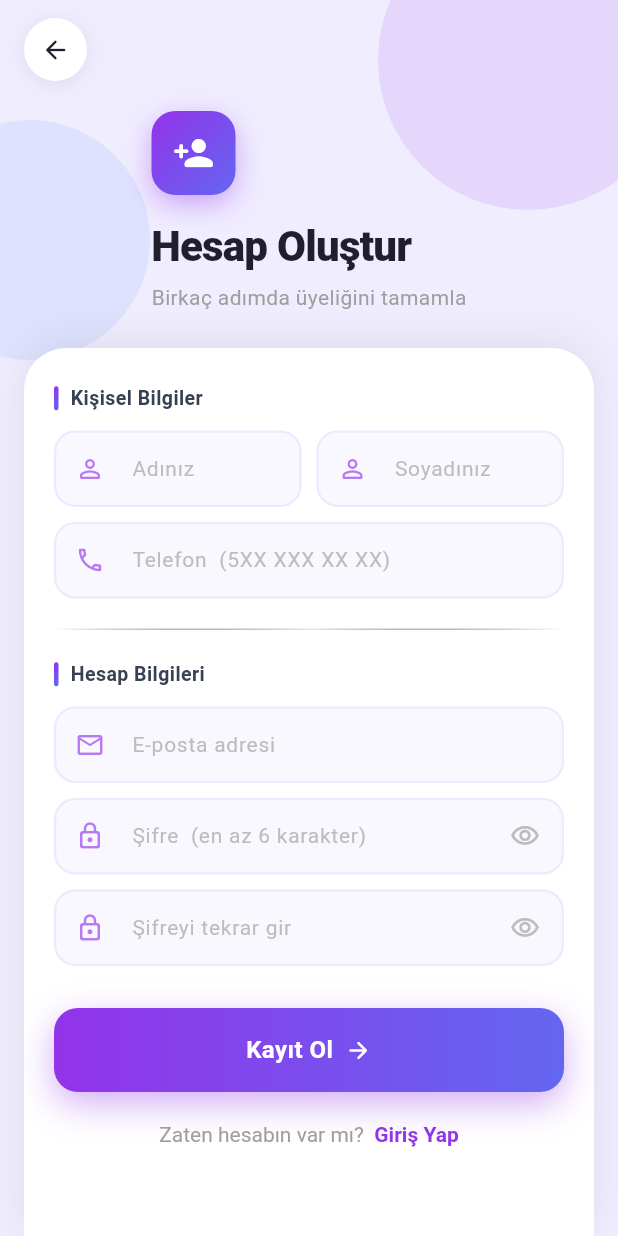
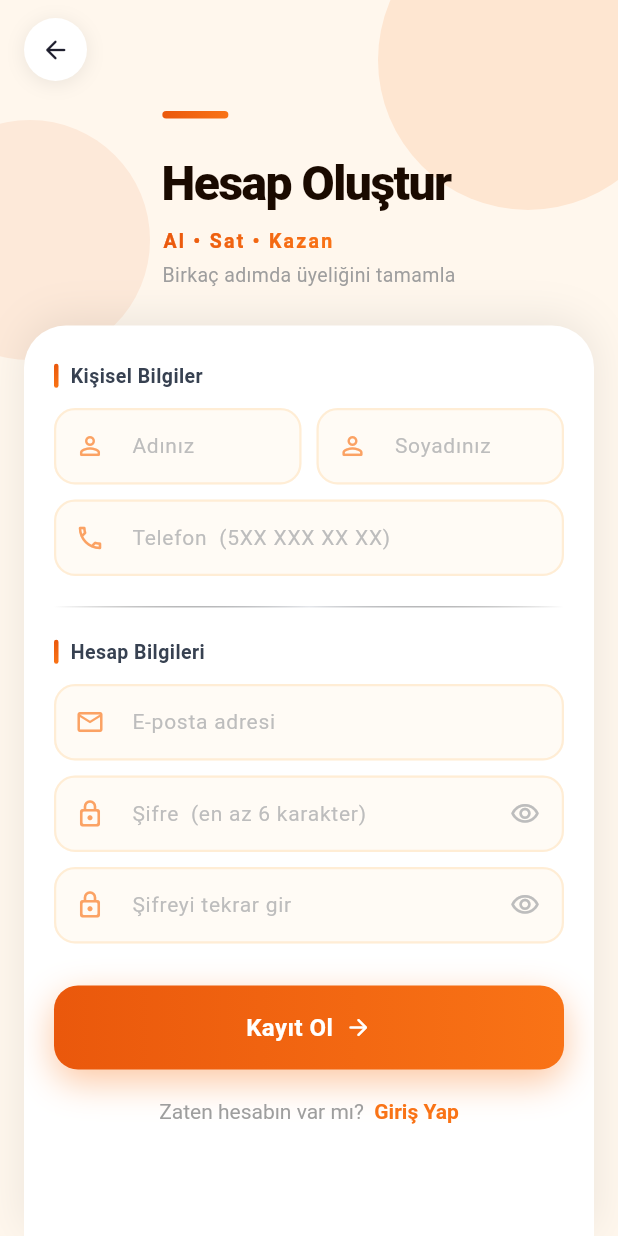
Before and after one commit to UsWalkry/Varmi-com, a Flutter app: the RegisterScreen screen opened directly, on a phone screen of 412 x 824 dp. Run offline on Flutter 3.47's test engine with Material 3 defaults, Android fonts, the phone set to English and light mode, and no system bars; our stand-ins replace app_links, dio, firebase_core, firebase_messaging, flutter_local_notifications, flutter_secure_storage and 2 more; accounts and stored records are empty; network calls fail.

Commit message:
feat: deep link email entegrasyonu + auth ekran yenileme
- AppRedirect.tsx: Android Chrome icin intent:// URL formati (window.location.href varmi:// engelleniyor)
- emailService.ts: appRedirectUrl() helper, tum email linklerini /redirect?to= uzerinden yonlendir
- App.tsx: /redirect route eklendi
- AndroidManifest.xml: varmi:// scheme intent-filter
- pubspec.yaml: app_links bagimlilik eklendi
- main.dart: deep link handler - navigatorKey.currentState?.push() (_dependents.isEmpty fix)
- login_screen.dart: turuncu tema + emailController.dispose() crash fix
- register_screen.dart: turuncu tema, ikon kaldirma

```diff
--- a/varmi_flutter/lib/config/theme.dart
+++ b/varmi_flutter/lib/config/theme.dart
@@ -2,9 +2,9 @@ import 'package:flutter/material.dart';
 
 class AppColors {
   // Primary Colors
-  static const Color primary = Color(0xFF3B82F6); // Blue-600
-  static const Color primaryDark = Color(0xFF2563EB); // Blue-700
-  static const Color primaryLight = Color(0xFF60A5FA); // Blue-400
+  static const Color primary = Color(0xFFF97316); // Orange-500
+  static const Color primaryDark = Color(0xFFEA580C); // Orange-600
+  static const Color primaryLight = Color(0xFFFB923C); // Orange-400
 
   // Secondary Colors
   static const Color secondary = Color(0xFF9333EA); // Purple-600
@@ -18,7 +18,7 @@ class AppColors {
   static const Color success = Color(0xFF10B981); // Green-600
   static const Color warning = Color(0xFFF59E0B); // Amber-600
   static const Color error = Color(0xFFEF4444); // Red-600
-  static const Color info = Color(0xFF3B82F6); // Blue-600
+  static const Color info = Color(0xFFF97316); // Orange-500
 
   // Text Colors
   static const Color textPrimary = Color(0xFF111827); // Gray-900
@@ -36,13 +36,13 @@ class AppColors {
 
   // Gradient Colors
   static const LinearGradient primaryGradient = LinearGradient(
-    colors: [Color(0xFF9333EA), Color(0xFF3B82F6), Color(0xFF14B8A6)],
+    colors: [Color(0xFFEA580C), Color(0xFFF97316), Color(0xFFFB923C)],
     begin: Alignment.topLeft,
     end: Alignment.bottomRight,
   );
 
   static const LinearGradient secondaryGradient = LinearGradient(
-    colors: [Color(0xFF7C3AED), Color(0xFF2563EB)],
+    colors: [Color(0xFFEA580C), Color(0xFFF97316)],
     begin: Alignment.topLeft,
     end: Alignment.bottomRight,
   );
--- a/varmi_flutter/lib/main.dart
+++ b/varmi_flutter/lib/main.dart
@@ -3,14 +3,20 @@ import 'package:flutter/services.dart';
 import 'package:provider/provider.dart';
 import 'package:intl/date_symbol_data_local.dart';
 import 'package:firebase_core/firebase_core.dart';
+import 'package:app_links/app_links.dart';
+import 'dart:async';
 import 'config/theme.dart';
 import 'providers/auth_provider.dart';
 import 'providers/notification_provider.dart';
 import 'providers/cart_provider.dart';
 import 'providers/theme_provider.dart';
 import 'screens/splash_screen.dart';
+import 'screens/listings/listing_detail_screen.dart';
 import 'services/local_notification_service.dart';
 import 'services/fcm_service.dart';
+
+/// Uygulama genelinde Navigator erişimi için global key (deep link navigasyonu)
+final GlobalKey<NavigatorState> navigatorKey = GlobalKey<NavigatorState>();
 
 void main() async {
   WidgetsFlutterBinding.ensureInitialized();
@@ -36,8 +42,67 @@ void main() async {
   runApp(const VarmiApp());
 }
 
-class VarmiApp extends StatelessWidget {
+class VarmiApp extends StatefulWidget {
   const VarmiApp({super.key});
+
+  @override
+  State<VarmiApp> createState() => _VarmiAppState();
+}
+
+class _VarmiAppState extends State<VarmiApp> {
+  late final AppLinks _appLinks;
+  StreamSubscription<Uri>? _linkSubscription;
+
+  @override
+  void initState() {
+    super.initState();
+    _initDeepLinks();
+  }
+
+  Future<void> _initDeepLinks() async {
+    _appLinks = AppLinks();
+
+    // Uygulama kapalıyken gelen link (cold start)
+    try {
+      final initialLink = await _appLinks.getInitialLink();
+      if (initialLink != null) {
+        // Uygulama tamamen yüklenene kadar bekle
+        Future.delayed(const Duration(milliseconds: 1200), () {
+          _handleDeepLink(initialLink);
+        });
+      }
+    } catch (_) {}
+
+    // Uygulama açıkken gelen link
+    _linkSubscription = _appLinks.uriLinkStream.listen(
+      _handleDeepLink,
+      onError: (_) {},
+    );
+  }
+
+  void _handleDeepLink(Uri uri) {
+    if (uri.scheme != 'varmi') return;
+
+    final host = uri.host;           // 'listing', 'order', 'dashboard'
+    final id = uri.pathSegments.isNotEmpty ? uri.pathSegments.first : null;
+
+    if (host == 'listing' && id != null) {
+      // navigatorKey.currentState kullan - context üzerinden değil,
+      // bu sayede _dependents.isEmpty assertion hatası önlenir
+      navigatorKey.currentState?.push(
+        MaterialPageRoute(
+          builder: (_) => ListingDetailScreen(listingId: id),
+        ),
+      );
+    }
+    // Sipariş ve dashboard deep link'leri ileride eklenebilir
+  }
+
+  @override
+  void dispose() {
+    _linkSubscription?.cancel();
+    super.dispose();
+  }
 
   @override
   Widget build(BuildContext context) {
@@ -56,6 +121,7 @@ class VarmiApp extends StatelessWidget {
             theme: AppTheme.lightTheme,
             darkTheme: AppTheme.darkTheme,
             themeMode: themeProvider.themeMode,
+            navigatorKey: navigatorKey,
             home: const SplashScreen(),
             builder: (context, child) {
               return MediaQuery(
--- a/varmi_flutter/lib/screens/auth/register_screen.dart
+++ b/varmi_flutter/lib/screens/auth/register_screen.dart
@@ -53,7 +53,7 @@ class _RegisterScreenState extends State<RegisterScreen> {
       ScaffoldMessenger.of(context).showSnackBar(
         const SnackBar(
           content: Text('Hesabınız oluşturuldu! Hoş geldiniz 🎉'),
-          backgroundColor: Color(0xFF9333EA),
+          backgroundColor: Color(0xFFF97316),
         ),
       );
       Navigator.of(context).pushAndRemoveUntil(
@@ -76,10 +76,10 @@ class _RegisterScreenState extends State<RegisterScreen> {
     final size = MediaQuery.of(context).size;
 
     return Scaffold(
-      backgroundColor: isDark ? const Color(0xFF0A0A14) : const Color(0xFFF0EDFF),
+      backgroundColor: isDark ? const Color(0xFF0D0A06) : const Color(0xFFFFF7ED),
       body: Stack(
         children: [
-          // Decorative blobs
+          // Decorative blobs - orange theme
           Positioned(
             top: -60,
             right: -40,
@@ -88,7 +88,7 @@ class _RegisterScreenState extends State<RegisterScreen> {
               height: 200,
               decoration: BoxDecoration(
                 shape: BoxShape.circle,
-                color: const Color(0xFF9333EA).withOpacity(0.12),
+                color: const Color(0xFFF97316).withOpacity(0.13),
               ),
             ),
           ),
@@ -100,7 +100,7 @@ class _RegisterScreenState extends State<RegisterScreen> {
               height: 160,
               decoration: BoxDecoration(
                 shape: BoxShape.circle,
-                color: const Color(0xFF3B82F6).withOpacity(0.10),
+                color: const Color(0xFFEA580C).withOpacity(0.09),
               ),
             ),
           ),
@@ -150,49 +150,48 @@ class _RegisterScreenState extends State<RegisterScreen> {
                   child: Column(
                     crossAxisAlignment: CrossAxisAlignment.start,
                     children: [
-                      // Icon badge
+                      // Turuncu marka aksanı - ikon yok
                       Container(
-                        width: 56,
-                        height: 56,
+                        width: 44,
+                        height: 5,
                         decoration: BoxDecoration(
                           gradient: const LinearGradient(
-                            colors: [Color(0xFF9333EA), Color(0xFF6366F1)],
-                            begin: Alignment.topLeft,
-                            end: Alignment.bottomRight,
+                            colors: [Color(0xFFEA580C), Color(0xFFF97316)],
                           ),
-                          borderRadius: BorderRadius.circular(16),
-                          boxShadow: [
-                            BoxShadow(
-                              color: const Color(0xFF9333EA).withOpacity(0.4),
-                              blurRadius: 16,
-                              offset: const Offset(0, 6),
-                            ),
-                          ],
-                        ),
-                        child: const Icon(
-                          Icons.person_add_rounded,
-                          color: Colors.white,
-                          size: 28,
+                          borderRadius: BorderRadius.circular(3),
                         ),
                       ),
-                      const SizedBox(height: 14),
+                      const SizedBox(height: 20),
                       Text(
                         'Hesap Oluştur',
                         style: TextStyle(
-                          color: isDark ? Colors.white : const Color(0xFF1F1F2E),
-                          fontSize: 28,
-                          fontWeight: FontWeight.w800,
-                          letterSpacing: -0.5,
+                          color: isDark ? Colors.white : const Color(0xFF1A0A00),
+                          fontSize: 32,
+                          fontWeight: FontWeight.w900,
+                          letterSpacing: -1.0,
+                        ),
+                      ),
+                      const SizedBox(height: 6),
+                      ShaderMask(
+                        shaderCallback: (bounds) => const LinearGradient(
+                          colors: [Color(0xFFEA580C), Color(0xFFF97316)],
+                        ).createShader(bounds),
+                        child: const Text(
+                          'Al • Sat • Kazan',
+                          style: TextStyle(
+                            color: Colors.white,
+                            fontSize: 13,
+                            fontWeight: FontWeight.w600,
+                            letterSpacing: 1.5,
+                          ),
                         ),
                       ),
                       const SizedBox(height: 4),
                       Text(
                         'Birkaç adımda üyeliğini tamamla',
                         style: TextStyle(
-                          color: isDark
-                              ? Colors.grey.shade500
-                              : Colors.grey.shade500,
-                          fontSize: 14,
+                          color: Colors.grey.shade500,
+                          fontSize: 13,
                         ),
                       ),
                     ],
@@ -368,14 +367,12 @@ class _RegisterScreenState extends State<RegisterScreen> {
                                         gradient: LinearGradient(
                                           colors: auth.isLoading
                                               ? [
-                                                  const Color(0xFF9333EA)
-                                                      .withOpacity(0.6),
-                                                  const Color(0xFF6366F1)
-                                                      .withOpacity(0.6),
+                                                  const Color(0xFFEA580C).withOpacity(0.6),
+                                                  const Color(0xFFF97316).withOpacity(0.6),
                                                 ]
                                               : const [
-                                                  Color(0xFF9333EA),
-                                                  Color(0xFF6366F1),
+                                                  Color(0xFFEA580C),
+                                                  Color(0xFFF97316),
                                                 ],
                                           begin: Alignment.centerLeft,
                                           end: Alignment.centerRight,
@@ -385,8 +382,7 @@ class _RegisterScreenState extends State<RegisterScreen> {
                                             ? []
                                             : [
                                                 BoxShadow(
-                                                  color: const Color(0xFF9333EA)
-                                                      .withOpacity(0.4),
+                                                  color: const Color(0xFFF97316).withOpacity(0.4),
                                                   blurRadius: 20,
                                                   offset: const Offset(0, 8),
                                                 ),
@@ -447,7 +443,7 @@ class _RegisterScreenState extends State<RegisterScreen> {
                                         TextSpan(
                                           text: 'Giriş Yap',
                                           style: TextStyle(
-                                            color: Color(0xFF9333EA),
+                                            color: Color(0xFFF97316),
                                             fontWeight: FontWeight.w700,
                                           ),
                                         ),
@@ -479,7 +475,7 @@ class _RegisterScreenState extends State<RegisterScreen> {
           height: 16,
           decoration: BoxDecoration(
             gradient: const LinearGradient(
-              colors: [Color(0xFF9333EA), Color(0xFF6366F1)],
+              colors: [Color(0xFFEA580C), Color(0xFFF97316)],
               begin: Alignment.topCenter,
               end: Alignment.bottomCenter,
             ),
@@ -552,7 +548,7 @@ class _RegisterScreenState extends State<RegisterScreen> {
         ),
         prefixIcon: Padding(
           padding: const EdgeInsets.symmetric(horizontal: 14),
-          child: Icon(icon, color: const Color(0xFF9333EA).withOpacity(0.65), size: 20),
+          child: Icon(icon, color: const Color(0xFFF97316).withOpacity(0.65), size: 20),
         ),
         prefixIconConstraints: const BoxConstraints(minWidth: 48),
         suffixIcon: suffixIcon != null
@@ -563,7 +559,7 @@ class _RegisterScreenState extends State<RegisterScreen> {
             : null,
         suffixIconConstraints: const BoxConstraints(minWidth: 40),
         filled: true,
-        fillColor: isDark ? const Color(0xFF1C1C2A) : const Color(0xFFF9F8FF),
+        fillColor: isDark ? const Color(0xFF1C0E04) : const Color(0xFFFFFBF5),
         contentPadding: const EdgeInsets.symmetric(horizontal: 0, vertical: 15),
         border: OutlineInputBorder(
           borderRadius: BorderRadius.circular(14),
@@ -572,13 +568,13 @@ class _RegisterScreenState extends State<RegisterScreen> {
         enabledBorder: OutlineInputBorder(
           borderRadius: BorderRadius.circular(14),
           borderSide: BorderSide(
-            color: isDark ? const Color(0xFF2A2A3A) : const Color(0xFFEDE9FE),
+            color: isDark ? const Color(0xFF2A1A0A) : const Color(0xFFFFEDD5),
             width: 1.5,
           ),
         ),
         focusedBorder: OutlineInputBorder(
           borderRadius: BorderRadius.circular(14),
-          borderSide: const BorderSide(color: Color(0xFF9333EA), width: 1.8),
+          borderSide: const BorderSide(color: Color(0xFFF97316), width: 1.8),
         ),
         errorBorder: OutlineInputBorder(
           borderRadius: BorderRadius.circular(14),
--- a/varmi_flutter/pubspec.yaml
+++ b/varmi_flutter/pubspec.yaml
@@ -38,6 +38,7 @@ dependencies:
   timeago: ^3.6.0
   uuid: ^4.3.3
   url_launcher: ^6.2.4
+  app_links: ^6.3.2
 
   # Notifications (Mobile only)
   firebase_core: ^2.24.2
```
Also changed, not shown: varmi_flutter/lib/screens/auth/login_screen.dart (+67 -55 lines), varmi_flutter/pubspec.lock, 4 other files.
